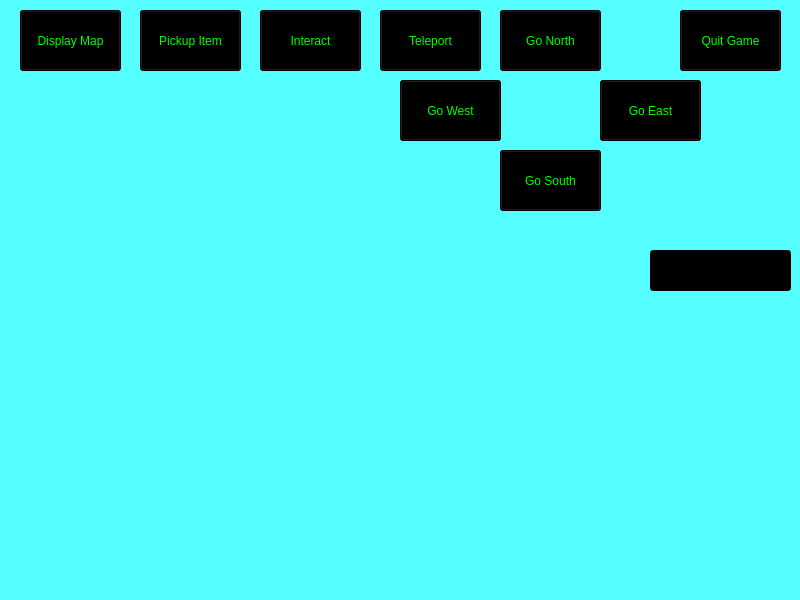
Old version of the form mainwindow.ui in the repository Clevercael1/ZorkProject.
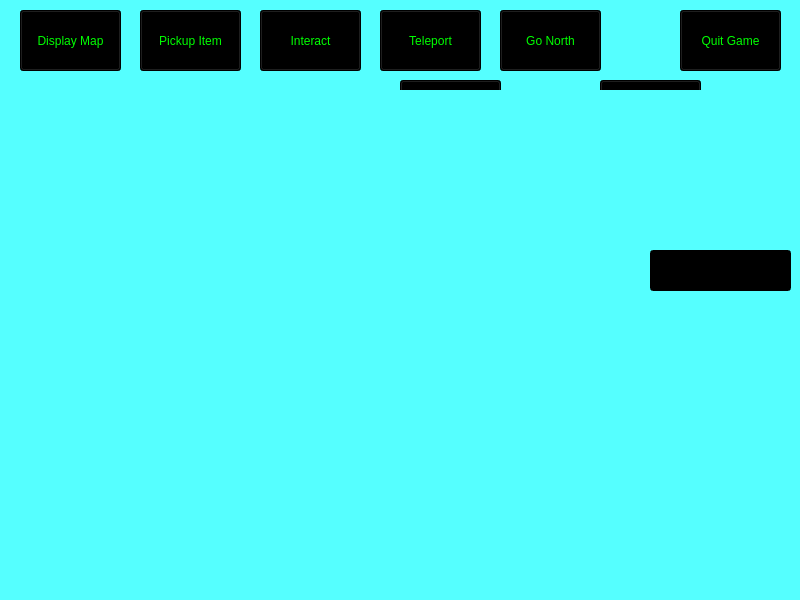
New version of the form.

What changed in the file:
```diff
--- a/mainwindow.ui
+++ b/mainwindow.ui
@@ -236,10 +236,10 @@
    <widget class="QLabel" name="WordleLabel">
     <property name="geometry">
      <rect>
-      <x>620</x>
-      <y>160</y>
-      <width>161</width>
-      <height>71</height>
+      <x>390</x>
+      <y>90</y>
+      <width>391</width>
+      <height>141</height>
      </rect>
     </property>
     <property name="text">
```
